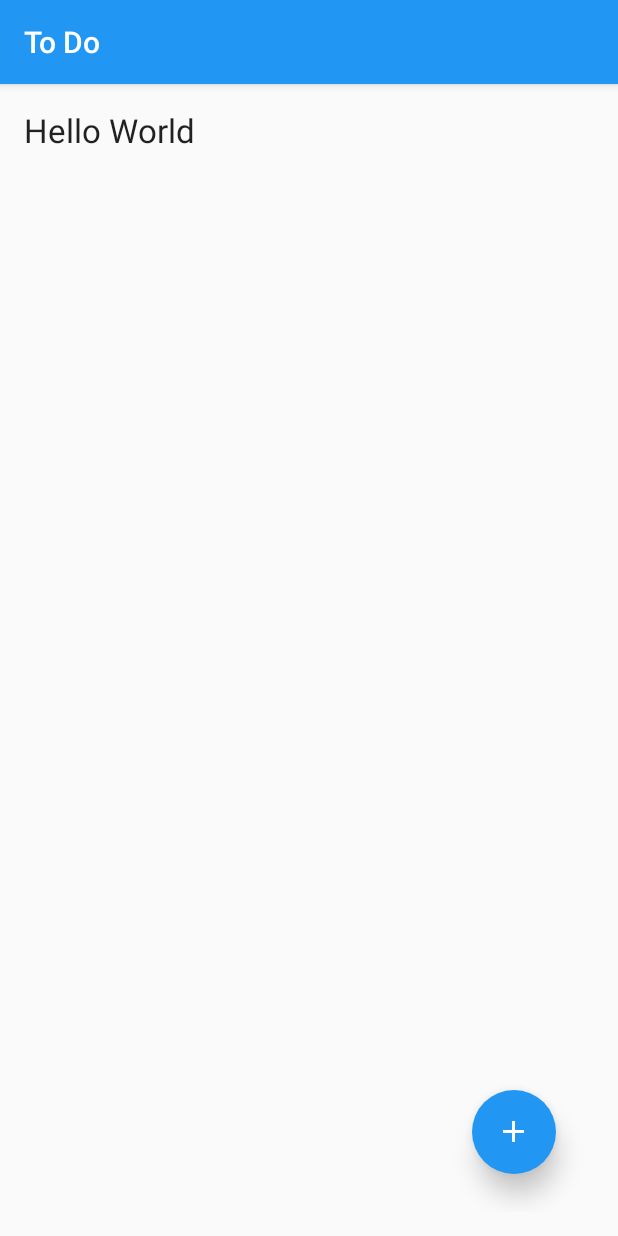
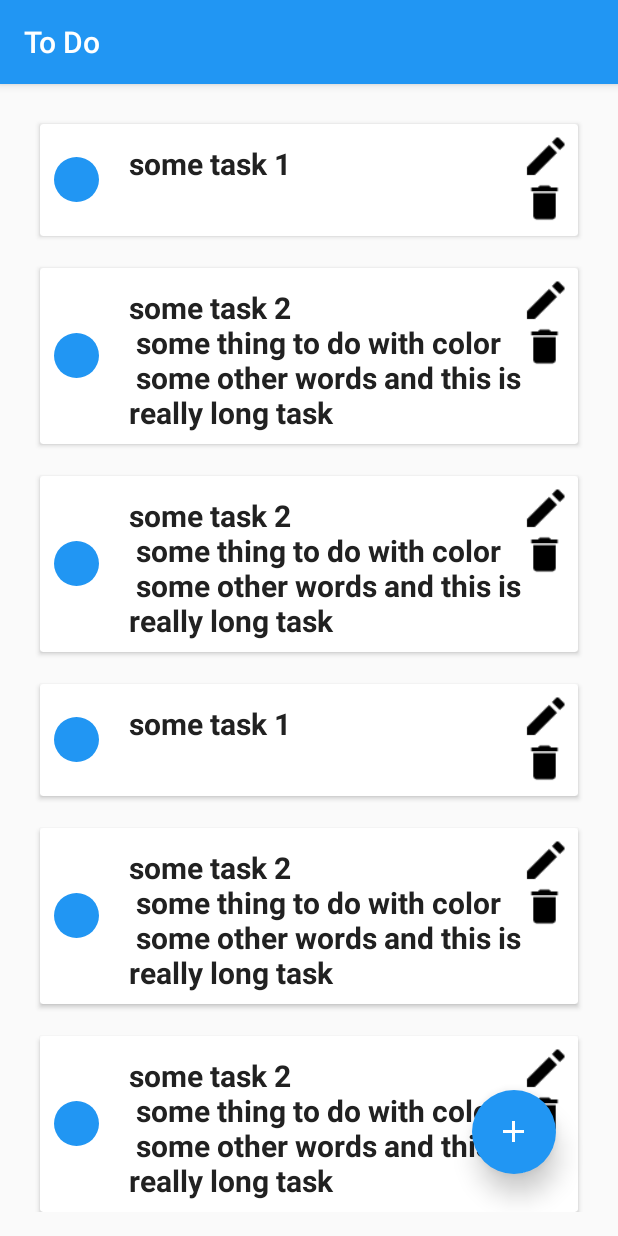
Before and after one commit to deepmehtait/To-Do-Android-Material, an Android app: the screen it shows after launch (MainActivity), on a phone screen of 412 x 824 dp. Run offline under Robolectric (Android 15) with nearby library versions, the phone set to English and light mode, and no system bars.

Commit message:
Recycler View, Custom Card View, ToDo List Adapter

```diff
--- a/ToDo/app/build.gradle
+++ b/ToDo/app/build.gradle
@@ -24,4 +24,6 @@ dependencies {
     testCompile 'junit:junit:4.12'
     compile 'com.android.support:appcompat-v7:24.2.0'
     compile 'com.android.support:design:24.2.0'
+    compile 'com.android.support:recyclerview-v7:24.2.0'
+    compile 'com.android.support:cardview-v7:24.2.0'
 }
--- a/ToDo/app/src/main/java/com/todo/deepmetha/todo/activity/MainActivity.java
+++ b/ToDo/app/src/main/java/com/todo/deepmetha/todo/activity/MainActivity.java
@@ -4,21 +4,54 @@ package com.todo.deepmetha.todo.activity;
 import android.app.Dialog;
 import android.support.v7.app.AppCompatActivity;
 import android.os.Bundle;
+import android.support.v7.widget.LinearLayoutManager;
+import android.support.v7.widget.RecyclerView;
 import android.util.Log;
 import android.view.View;
 import android.widget.ImageButton;
 
 import com.todo.deepmetha.todo.R;
+import com.todo.deepmetha.todo.adapters.ToDoListAdapter;
+import com.todo.deepmetha.todo.modal.ToDoData;
 import com.todo.deepmetha.todo.utils.AppTager;
+
+import java.util.ArrayList;
 
 public class MainActivity extends AppCompatActivity {
     ImageButton addTask;
-
+    RecyclerView recyclerView;
+    RecyclerView.Adapter adapter;
+    RecyclerView.LayoutManager layoutManager;
+    ArrayList<ToDoData> tdd = new ArrayList<ToDoData>();
     @Override
     protected void onCreate(Bundle savedInstanceState) {
         super.onCreate(savedInstanceState);
         setContentView(R.layout.activity_main);
+        recyclerView = (RecyclerView) findViewById(R.id.recycler_view_s);
+        layoutManager = new LinearLayoutManager(getApplicationContext());
         addTask = (ImageButton) findViewById(R.id.imageButton);
+        ToDoData td1 = new ToDoData();
+        td1.setToDoTaskDetails("some task 1");
+        tdd.add(td1);
+        ToDoData td2 = new ToDoData();
+        td2.setToDoTaskDetails("some task 2 \n some thing to do with color \n some other words and this is really long task");
+        ToDoData td3 = new ToDoData();
+        td3.setToDoTaskDetails("some task 2 \n some thing to do with color \n some other words and this is really long task");
+        tdd.add(td3);
+        tdd.add(td2);
+        tdd.add(td1);
+        tdd.add(td3);
+        tdd.add(td2);
+        tdd.add(td1);
+        tdd.add(td3);
+        tdd.add(td2);
+        tdd.add(td1);
+        tdd.add(td3);
+        tdd.add(td2);
+        tdd.add(td1);
+        adapter = new ToDoListAdapter(tdd, getApplicationContext());
+        recyclerView.setLayoutManager(layoutManager);
+        recyclerView.setAdapter(adapter);
         addTask.setOnClickListener(new View.OnClickListener() {
             @Override
             public void onClick(View view) {
--- /dev/null
+++ b/ToDo/app/src/main/java/com/todo/deepmetha/todo/adapters/ToDoListAdapter.java
@@ -0,0 +1,73 @@
+package com.todo.deepmetha.todo.adapters;
+
+import android.content.Context;
+import android.support.v7.widget.RecyclerView;
+import android.util.Log;
+import android.view.LayoutInflater;
+import android.view.View;
+import android.view.ViewGroup;
+import android.widget.TextView;
+
+import com.todo.deepmetha.todo.R;
+import com.todo.deepmetha.todo.modal.ToDoData;
+import com.todo.deepmetha.todo.utils.AppTager;
+
+import org.w3c.dom.Text;
+
+import java.util.ArrayList;
+import java.util.List;
+
+/**
+ * Created by deepmetha on 8/28/16.
+ */
+public class ToDoListAdapter extends RecyclerView.Adapter<ToDoListAdapter.ToDoListViewHolder> {
+    List<ToDoData> ToDoDataArrayList = new ArrayList<ToDoData>();
+    Context context;
+
+    public ToDoListAdapter(String details){
+        ToDoData toDoData = new ToDoData();
+        toDoData.setToDoTaskDetails(details);
+        ToDoDataArrayList.add(toDoData);
+    }
+
+    public ToDoListAdapter(ArrayList<ToDoData> toDoDataArrayList, Context context){
+        this.ToDoDataArrayList = toDoDataArrayList;
+        this.context = context;
+    }
+
+    @Override
+    public ToDoListViewHolder onCreateViewHolder(ViewGroup parent, int viewType) {
+        View view = LayoutInflater.from(parent.getContext()).inflate(R.layout.custom_cardlayout,parent,false);
+        ToDoListViewHolder toDoListViewHolder = new ToDoListViewHolder(view,context);
+        return toDoListViewHolder;
+    }
+
+    @Override
+    public void onBindViewHolder(ToDoListViewHolder holder, int position) {
+        ToDoData td = ToDoDataArrayList.get(position);
+        holder.todoDetails.setText(td.getToDoTaskDetails());
+
+
+    }
+
+    @Override
+    public int getItemCount() {
+        return ToDoDataArrayList.size();
+    }
+
+    public class ToDoListViewHolder extends RecyclerView.ViewHolder {
+        TextView todoDetails;
+        ToDoData toDoData;
+
+        public ToDoListViewHolder(View view, final Context context) {
+            super(view);
+            todoDetails = (TextView) view.findViewById(R.id.toDoText);
+            view.setOnClickListener(new View.OnClickListener() {
+                @Override
+                public void onClick(View view) {
+                    Log.v(AppTager.getTag(),"clicked on task");
+                }
+            });
+        }
+    }
+}
--- /dev/null
+++ b/ToDo/app/src/main/java/com/todo/deepmetha/todo/modal/ToDoData.java
@@ -0,0 +1,43 @@
+package com.todo.deepmetha.todo.modal;
+
+/**
+ * Created by deepmetha on 8/28/16.
+ */
+public class ToDoData {
+    int ToDoID;
+    String ToDoTaskDetails, ToDoTaskPrority, ToDoTaskStatus;
+
+    public int getToDoID() {
+        return ToDoID;
+    }
+
+    public void setToDoID(int toDoID) {
+        ToDoID = toDoID;
+    }
+
+    public String getToDoTaskDetails() {
+        return ToDoTaskDetails;
+    }
+
+    public void setToDoTaskDetails(String toDoTaskDetails) {
+        ToDoTaskDetails = toDoTaskDetails;
+    }
+
+    public String getToDoTaskPrority() {
+        return ToDoTaskPrority;
+    }
+
+    public void setToDoTaskPrority(String toDoTaskPrority) {
+        ToDoTaskPrority = toDoTaskPrority;
+    }
+
+    public String getToDoTaskStatus() {
+        return ToDoTaskStatus;
+    }
+
+    public void setToDoTaskStatus(String toDoTaskStatus) {
+        ToDoTaskStatus = toDoTaskStatus;
+    }
+
+
+}
--- /dev/null
+++ b/ToDo/app/src/main/res/drawable/type.xml
@@ -0,0 +1,4 @@
+<?xml version="1.0" encoding="utf-8"?>
+<shape xmlns:android="http://schemas.android.com/apk/res/android" android:shape="oval">
+    <solid android:color="@color/primary"></solid>
+</shape>
--- a/ToDo/app/src/main/res/layout/activity_main.xml
+++ b/ToDo/app/src/main/res/layout/activity_main.xml
@@ -9,15 +9,12 @@
     android:paddingTop="@dimen/activity_vertical_margin"
     tools:context="com.todo.deepmetha.todo.activity.MainActivity">
 
-    <TextView
-        android:layout_width="wrap_content"
-        android:layout_height="wrap_content"
-        android:textAppearance="?android:attr/textAppearanceLarge"
-        android:text="Hello World"
-        android:id="@+id/textView"
-        android:layout_alignParentTop="true"
-        android:layout_alignParentLeft="true"
-        android:layout_alignParentStart="true" />
+    <android.support.v7.widget.RecyclerView
+        android:layout_width="match_parent"
+        android:layout_height="match_parent"
+        android:id="@+id/recycler_view_s">
+    </android.support.v7.widget.RecyclerView>
+
     <ImageButton
         android:layout_width="56dp"
         android:layout_height="56dp"
--- /dev/null
+++ b/ToDo/app/src/main/res/layout/custom_cardlayout.xml
@@ -0,0 +1,63 @@
+<?xml version="1.0" encoding="utf-8"?>
+<LinearLayout xmlns:android="http://schemas.android.com/apk/res/android"
+    android:orientation="vertical" android:layout_width="match_parent"
+    android:layout_height="wrap_content"
+    android:layout_margin="5dp"
+    android:elevation="15dp">
+    <android.support.v7.widget.CardView
+        android:layout_width="match_parent"
+        android:layout_height="wrap_content"
+        android:id="@+id/cardview"
+        android:elevation="15dp"
+        android:layout_margin="5dp"
+        android:background="#ffffff"
+        >
+        <RelativeLayout
+            android:layout_width="match_parent"
+            android:layout_height="wrap_content"
+            android:layout_margin="5dp"
+            android:padding="2dp"
+            >
+
+            <ImageButton
+                android:layout_width="30dp"
+                android:background="@drawable/type"
+                android:layout_height="30dp"
+                android:id="@+id/typeCircle"
+                android:layout_centerVertical="true"
+                android:layout_alignParentLeft="true"
+                android:layout_alignParentStart="true"
+                android:layout_marginLeft="2dp"/>
+            <TextView
+                android:layout_width="wrap_content"
+                android:layout_height="wrap_content"
+                android:id="@+id/toDoText"
+                android:textColor="@color/primary_text"
+                android:text="Movie Name \n new mobie \n new"
+                android:textStyle="bold"
+                android:layout_toRightOf="@+id/typeCircle"
+                android:textSize="20dp"
+                android:layout_marginLeft="20dp"
+                android:layout_marginTop="5dp"
+                android:layout_alignParentTop="true"/>
+            <ImageView
+                android:layout_width="30dp"
+                android:layout_height="30dp"
+                android:src="@drawable/ic_mode_edit_black_24dp"
+                android:id="@+id/edit"
+                android:layout_alignParentTop="true"
+                android:layout_alignParentRight="true"
+                android:layout_alignParentEnd="true" />
+            <ImageView
+                android:layout_width="30dp"
+                android:layout_height="30dp"
+                android:src="@drawable/ic_delete_black_24dp"
+                android:id="@+id/delete"
+                android:layout_below="@+id/edit"
+                android:layout_alignParentRight="true"
+                android:layout_alignParentEnd="true" />
+        </RelativeLayout>
+
+    </android.support.v7.widget.CardView>
+
+</LinearLayout>
```
Also changed, not shown: ToDo/app/src/main/res/drawable-hdpi/ic_delete_black_24dp.png (added), ToDo/app/src/main/res/drawable-hdpi/ic_mode_edit_black_24dp.png (added), ToDo/app/src/main/res/drawable-mdpi/ic_delete_black_24dp.png (added), ToDo/app/src/main/res/drawable-mdpi/ic_mode_edit_black_24dp.png (added), ToDo/app/src/main/res/drawable-xhdpi/ic_delete_black_24dp.png (added), ToDo/app/src/main/res/drawable-xhdpi/ic_mode_edit_black_24dp.png (added), ToDo/app/src/main/res/drawable-xxhdpi/ic_delete_black_24dp.png (added), ToDo/app/src/main/res/drawable-xxhdpi/ic_mode_edit_black_24dp.png (added), ToDo/app/src/main/res/drawable-xxxhdpi/ic_delete_black_24dp.png (added), ToDo/app/src/main/res/drawable-xxxhdpi/ic_mode_edit_black_24dp.png (added).
